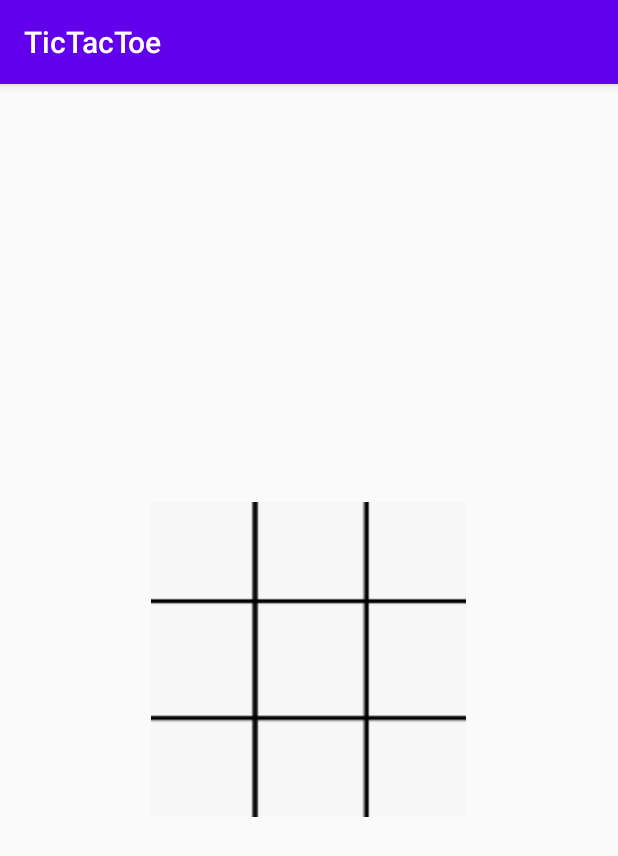
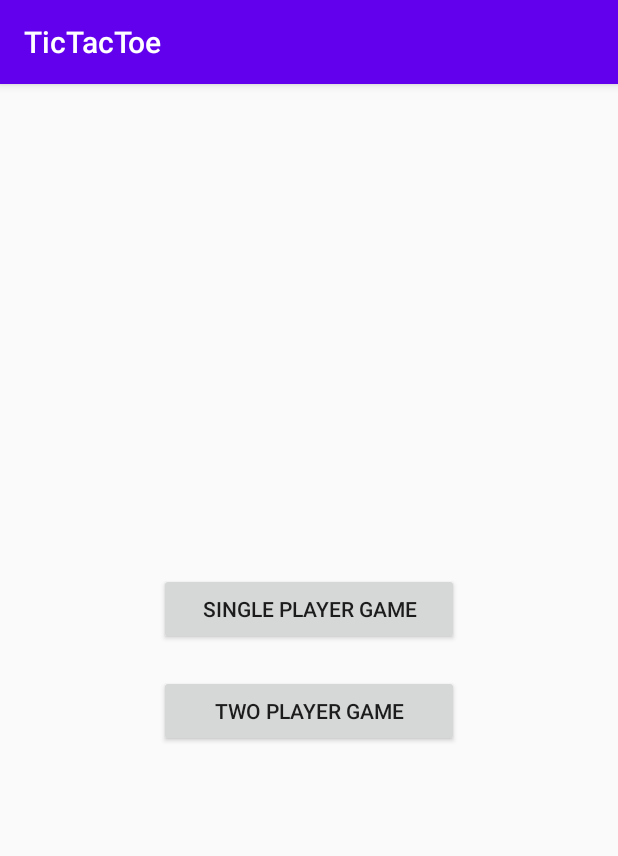
Before and after one commit to VaishnaviShri/TicTacToe, an Android app: the screen it shows after launch (MainActivity), on a phone screen of 412 x 824 dp. Shown: the top 856 px of the screen. Run offline under Robolectric (Android 15) with nearby library versions, the phone set to English and light mode, and no system bars.

Commit message:
Add single player option
Added single player option and multi player option in menu.
Single player option plays againt computer placing signs in random
empty boxes.

```diff
--- a/app/src/main/java/com/example/tictactoe/MainActivity.java
+++ b/app/src/main/java/com/example/tictactoe/MainActivity.java
@@ -2,8 +2,12 @@ package com.example.tictactoe;
 
 import androidx.appcompat.app.AppCompatActivity;
 
+import android.app.Fragment;
+import android.app.FragmentManager;
+import android.app.FragmentTransaction;
 import android.os.Bundle;
 import android.view.View;
+import android.widget.Button;
 import android.widget.ImageView;
 import android.widget.TextView;
 
@@ -13,18 +17,34 @@ import java.util.Map;
 
 public class MainActivity extends AppCompatActivity {
 
-    int player;
-    int[][] array = new int[9][2];// value in second column of array : circle=0 cross=1 none=2
     @Override
     protected void onCreate(Bundle savedInstanceState) {
         super.onCreate(savedInstanceState);
         setContentView(R.layout.activity_main);
+        loadFragment(new Menu_fragment());
+        /*Button play = findViewById(R.id.play);
 
-        for(int i=0; i<9; i++)
-            array[i][1]=2;
+        play.setOnClickListener(new View.OnClickListener(){
+            @Override
+            public void onClick(View view){
+                loadFragment(new Menu_fragment());
+            }
+        });*/
+
+
     }
 
-    public void add(View view)
+    private void loadFragment(Fragment fragment) {
+
+// create a FragmentManager
+        FragmentManager fm = getFragmentManager();
+// create a FragmentTransaction to begin the transaction and replace the Fragment
+        FragmentTransaction fragmentTransaction = fm.beginTransaction();
+// replace the FrameLayout with new Fragment
+        fragmentTransaction.replace(R.id.frame1, fragment);
+        fragmentTransaction.commit(); // save the changes
+    }
+    /*public void add(View view)
     {
         ImageView sign = (ImageView) view;
         String tag_string = sign.getTag().toString();
@@ -43,8 +63,9 @@ public class MainActivity extends AppCompatActivity {
 
 
         sign.animate().alpha(1).setDuration(1000);
+        checkGameStatus(tag);
         sign.setClickable(false);
-        checkGameStatus(tag);
+
 
 
 
@@ -110,5 +131,5 @@ public class MainActivity extends AppCompatActivity {
     }
     public void gameOver(){
 
-    }
+    }*/
 }
--- /dev/null
+++ b/app/src/main/java/com/example/tictactoe/Menu_fragment.java
@@ -0,0 +1,59 @@
+package com.example.tictactoe;
+
+
+import android.app.Fragment;
+import android.app.FragmentManager;
+import android.app.FragmentTransaction;
+import android.os.Bundle;
+import android.text.Layout;
+import android.view.LayoutInflater;
+import android.view.View;
+import android.view.ViewGroup;
+import android.widget.Button;
+
+import androidx.annotation.NonNull;
+import androidx.annotation.Nullable;
+
+public class Menu_fragment extends Fragment {
+    Button single_player, two_player;
+    @Override
+    public void onCreate(Bundle savedInstanceState) {
+        super.onCreate(savedInstanceState);
+
+    }
+    @Nullable
+    @Override
+    public View onCreateView(@NonNull LayoutInflater inflater, @Nullable ViewGroup container, @Nullable Bundle savedInstanceState) {
+        View view = inflater.inflate(R.layout.menu_fragment, container, false);
+        single_player = view.findViewById(R.id.single_player);
+        two_player = view.findViewById(R.id.two_player);
+        single_player.setOnClickListener(new View.OnClickListener(){
+            @Override
+            public void onClick(View view){
+                loadFragment(new Sign_choice_fragment());
+            }
+        });
+
+        two_player.setOnClickListener(new View.OnClickListener(){
+            @Override
+            public void onClick(View view){
+                Game_screen_fragment game_screen_fragment = new Game_screen_fragment();
+                game_screen_fragment.instanceOf(2,-1);
+                loadFragment(game_screen_fragment);
+            }
+        });
+        return view;
+    }
+
+
+    private void loadFragment(Fragment fragment) {
+
+// create a FragmentManager
+        FragmentManager fm = getFragmentManager();
+// create a FragmentTransaction to begin the transaction and replace the Fragment
+        FragmentTransaction fragmentTransaction = fm.beginTransaction();
+// replace the FrameLayout with new Fragment
+        fragmentTransaction.replace(R.id.frame1, fragment);
+        fragmentTransaction.commit(); // save the changes
+    }
+}
--- a/app/src/main/res/layout/activity_main.xml
+++ b/app/src/main/res/layout/activity_main.xml
@@ -5,112 +5,27 @@
     android:layout_width="match_parent"
     android:layout_height="match_parent"
     tools:context=".MainActivity">
-
     <RelativeLayout
         android:layout_width="match_parent"
         android:layout_height="match_parent">
-        <TextView
-            android:id="@+id/textView"
-            android:layout_width="wrap_content"
+        <FrameLayout
+            android:id="@+id/frame1"
+            android:layout_width="match_parent"
+            android:layout_height="match_parent"/>
+
+    <!--<LinearLayout
+        android:layout_width="wrap_content"
+        android:layout_height="wrap_content"
+        android:layout_centerInParent="true"
+        android:orientation="vertical">
+        <Button
+            android:id="@+id/play"
+            android:layout_width="200dp"
             android:layout_height="wrap_content"
-            android:visibility="gone"
-            android:layout_centerHorizontal="true"
-            android:layout_marginVertical="50dp"/>
-        <LinearLayout
-            android:layout_width="wrap_content"
-            android:layout_height="wrap_content"
-            android:layout_centerInParent="true"
-            android:background="@mipmap/grid_foreground">
+            android:text="Play"
+            android:layout_gravity="center_horizontal"
+            android:layout_margin="10dp"/>
 
-        <GridLayout
-            android:layout_width="wrap_content"
-            android:layout_height="wrap_content"
-            android:columnCount="3"
-            android:rowCount="3">
-            <ImageView
-                android:tag="0"
-                android:id="@+id/box1"
-                android:layout_height="50dp"
-                android:layout_width="50dp"
-                android:onClick="add"
-                android:alpha="0"
-                android:src="@mipmap/cross_foreground"
-                android:layout_margin="10dp"/>
-            <ImageView
-                android:id="@+id/box2"
-                android:tag="1"
-                android:layout_height="50dp"
-                android:layout_width="50dp"
-                android:onClick="add"
-                android:alpha="0"
-                android:src="@mipmap/cross_foreground"
-                android:layout_margin="10dp"/>
-            <ImageView
-                android:tag="2"
-                android:id="@+id/box3"
-            android:layout_height="50dp"
-            android:layout_width="50dp"
-                android:onClick="add"
-                android:alpha="0"
-            android:src="@mipmap/cross_foreground"
-                android:layout_margin="10dp"/>
-            <ImageView
-                android:tag="3"
-                android:id="@+id/box4"
-                android:layout_height="50dp"
-                android:layout_width="50dp"
-                android:src="@mipmap/cross_foreground"
-                android:onClick="add"
-                android:alpha="0"
-                android:layout_margin="10dp"/>
-            <ImageView
-                android:tag="4"
-                android:id="@+id/box5"
-                android:layout_height="50dp"
-                android:layout_width="50dp"
-                android:src="@mipmap/cross_foreground"
-                android:onClick="add"
-                android:alpha="0"
-                android:layout_margin="10dp"/>
-            <ImageView
-                android:tag="5"
-                android:id="@+id/box6"
-                android:layout_height="50dp"
-                android:layout_width="50dp"
-                android:src="@mipmap/circle_foreground"
-                android:onClick="add"
-                android:alpha="0"
-                android:layout_margin="10dp"/>
-            <ImageView
-                android:tag="6"
-                android:id="@+id/box7"
-                android:layout_height="50dp"
-                android:layout_width="50dp"
-                android:src="@mipmap/cross_foreground"
-                android:onClick="add"
-                android:alpha="0"
-                android:layout_margin="10dp"/>
-            <ImageView
-                android:tag="7"
-                android:id="@+id/box8"
-                android:layout_height="50dp"
-                android:layout_width="50dp"
-                android:onClick="add"
-                android:alpha="0"
-                android:src="@mipmap/cross_foreground"
-                android:layout_margin="10dp"/>
-            <ImageView
-                android:tag="8"
-                android:id="@+id/box9"
-                android:layout_height="50dp"
-                android:layout_width="50dp"
-                android:onClick="add"
-                android:alpha="0"
-                android:src="@mipmap/cross_foreground"
-                android:layout_margin="10dp"/>
-
-
-        </GridLayout>
-        </LinearLayout>
+    </LinearLayout>-->
     </RelativeLayout>
 </androidx.constraintlayout.widget.ConstraintLayout>
--- /dev/null
+++ b/app/src/main/res/layout/menu_fragment.xml
@@ -0,0 +1,36 @@
+<?xml version="1.0" encoding="utf-8"?>
+<LinearLayout xmlns:android="http://schemas.android.com/apk/res/android"
+    android:layout_width="match_parent"
+    android:layout_height="match_parent">
+    <RelativeLayout
+        android:layout_width="match_parent"
+        android:layout_height="match_parent">
+        <FrameLayout
+            android:id="@+id/frame1"
+            android:layout_width="match_parent"
+            android:layout_height="match_parent"/>
+
+        <LinearLayout
+            android:layout_width="wrap_content"
+            android:layout_height="wrap_content"
+            android:layout_centerInParent="true"
+            android:orientation="vertical">
+            <Button
+                android:id="@+id/single_player"
+                android:layout_width="200dp"
+                android:layout_height="wrap_content"
+                android:text="Single Player Game"
+                android:layout_gravity="center_horizontal"
+                android:layout_margin="10dp"/>
+            <Button
+                android:id="@+id/two_player"
+                android:layout_width="200dp"
+                android:layout_height="wrap_content"
+                android:text="Two Player Game"
+                android:onClick="menu_choice"
+                android:layout_gravity="center_horizontal"
+                android:layout_margin="10dp"/>
+        </LinearLayout>
+    </RelativeLayout>
+
+</LinearLayout>
```
Also changed, not shown: app/src/main/java/com/example/tictactoe/Game_screen_fragment.java (added, +215 -0 lines), app/src/main/java/com/example/tictactoe/Sign_choice_fragment.java (added, +59 -0 lines), app/src/main/res/layout/game_screen_fragment.xml (added, +125 -0 lines), app/src/main/res/layout/sign_choice_fragment.xml (added, +42 -0 lines).
